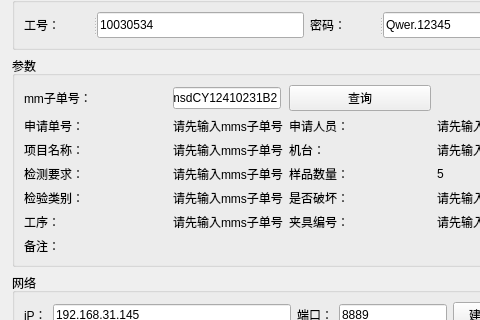
The window that zw_project_1_0/operationinterface.ui (PX007XP/LY_SDK) describes before a commit, drawn with Qt 5; both pictures show x 0 to 480 and y 0 to 320 of the 1399 by 720 pixel window.
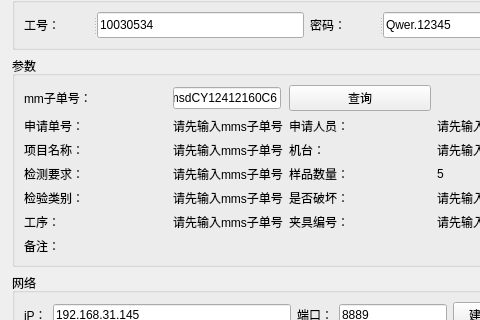
The same window after the commit. Custom widgets are drawn as their Qt base class.

```diff
--- a/zw_project_1_0/operationinterface.ui
+++ b/zw_project_1_0/operationinterface.ui
@@ -299,7 +299,7 @@
                 </sizepolicy>
                </property>
                <property name="text">
-                <string>mmsdCY12410231B2</string>
+                <string>mmsdCY12412160C6</string>
                </property>
               </widget>
              </item>
```
